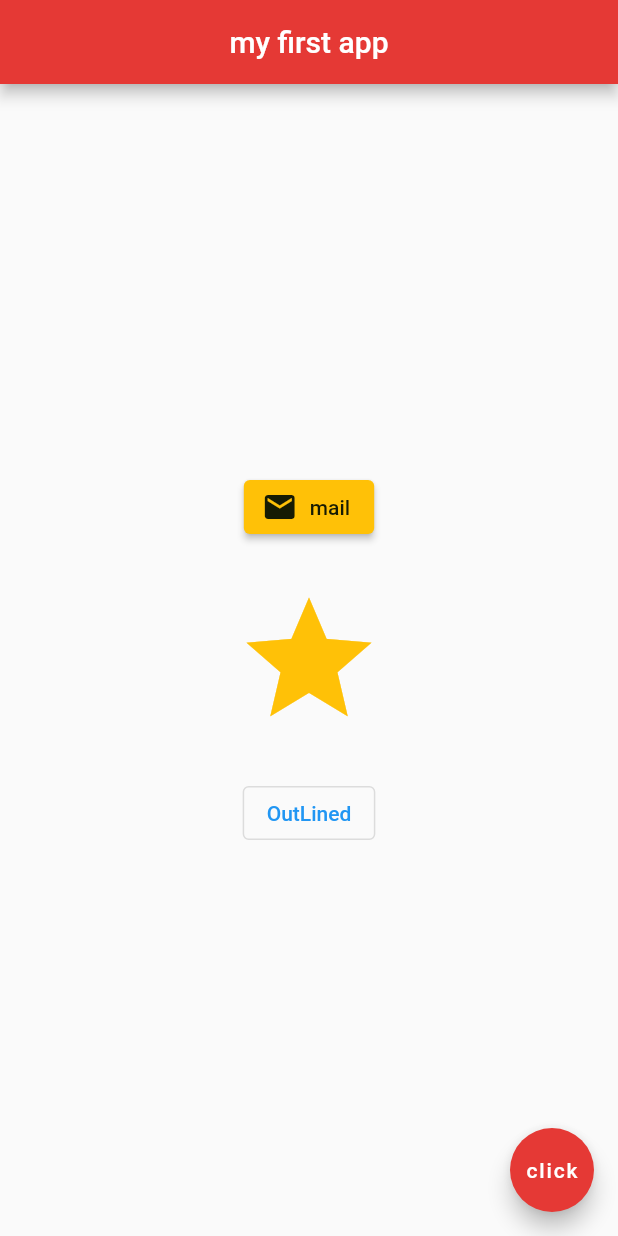
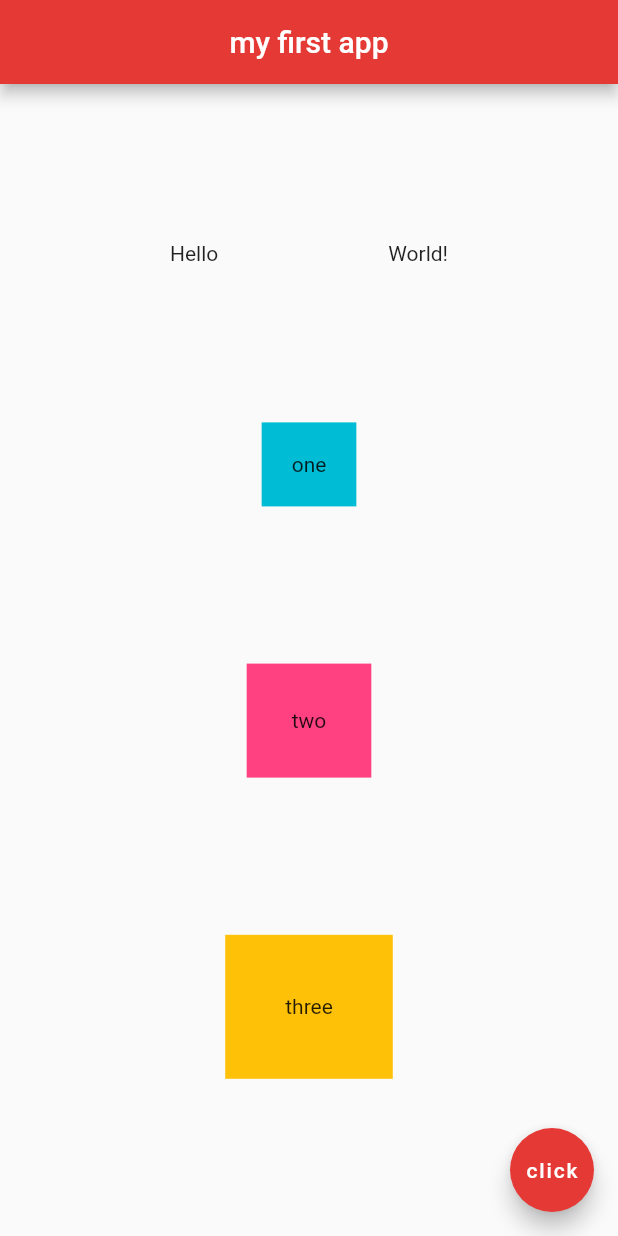
Before and after one commit to VisionAce/BeginnerFlutter, a Flutter app: the screen it shows after launch, on a phone screen of 412 x 824 dp. Run offline on Flutter 3.47's test engine with Material 2 defaults, Android fonts, the phone set to English and light mode, and no system bars.

Commit message:
Learn day4: Flutter Tutorial for Beginners #10-12

```diff
--- a/hello_world/lib/main.dart
+++ b/hello_world/lib/main.dart
@@ -17,43 +17,34 @@ class Home extends StatelessWidget {
         centerTitle: true,
         backgroundColor: const Color.fromRGBO(229, 57, 53, 1),
       ),
-      body: Center(
-        child: Column(
-            mainAxisAlignment: MainAxisAlignment.center,
+      body: Column(
+        mainAxisAlignment: MainAxisAlignment.spaceEvenly,
+        crossAxisAlignment: CrossAxisAlignment.center,
+        children: <Widget>[
+          Row(
+            mainAxisAlignment: MainAxisAlignment.spaceEvenly,
+            crossAxisAlignment: CrossAxisAlignment.center,
             children: <Widget>[
-              ElevatedButton.icon(
-                style: ElevatedButton.styleFrom(
-                    foregroundColor: const Color.fromARGB(255, 22, 27, 3),
-                    backgroundColor: Colors.amber),
-                onPressed: () {
-                  print('ElevatedButton: you clicked me');
-                },
-                icon: const Icon(Icons.mail),
-                label: const Text('mail'),
-              ),
-
-              const SizedBox(height: 20), // 用於在按鈕之間增加間距
-
-              TextButton(
-                onPressed: () {
-                  print('TextButton: you clicked me');
-                },
-                child: const Icon(
-                  Icons.grade,
-                  color: Colors.amber,
-                  size: 100.0,
-                ),
-              ),
-
-              const SizedBox(height: 20),
-
-              OutlinedButton(
-                onPressed: () {
-                  print('OutlinedButton: you clicked me');
-                },
-                child: const Text('OutLined'),
-              ),
-            ]),
+              Text('Hello'),
+              Text('World!'),
+            ],
+          ),
+          Container(
+            padding: EdgeInsets.all(20.0),
+            color: Colors.cyan,
+            child: Text('one'),
+          ),
+          Container(
+            padding: EdgeInsets.all(30.0),
+            color: Colors.pinkAccent,
+            child: Text('two'),
+          ),
+          Container(
+            padding: EdgeInsets.all(40.0),
+            color: Colors.amber,
+            child: Text('three'),
+          ),
+        ],
       ),
       floatingActionButton: FloatingActionButton(
         onPressed: () {},
```
Also changed, not shown: 1 other file.
